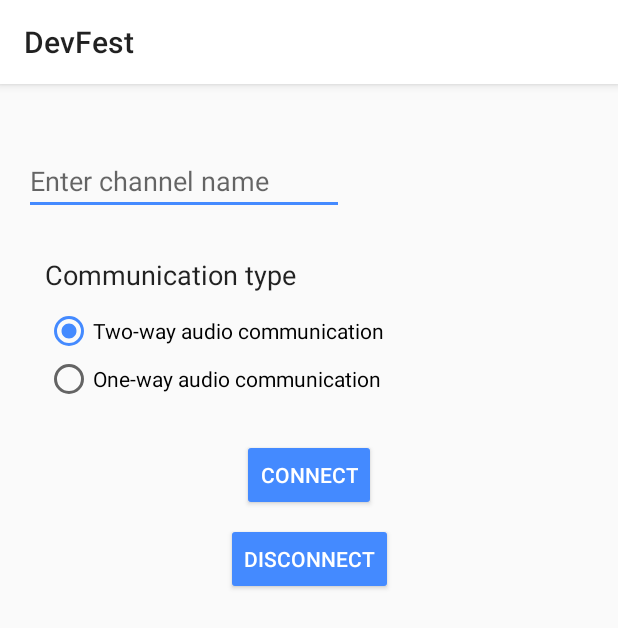
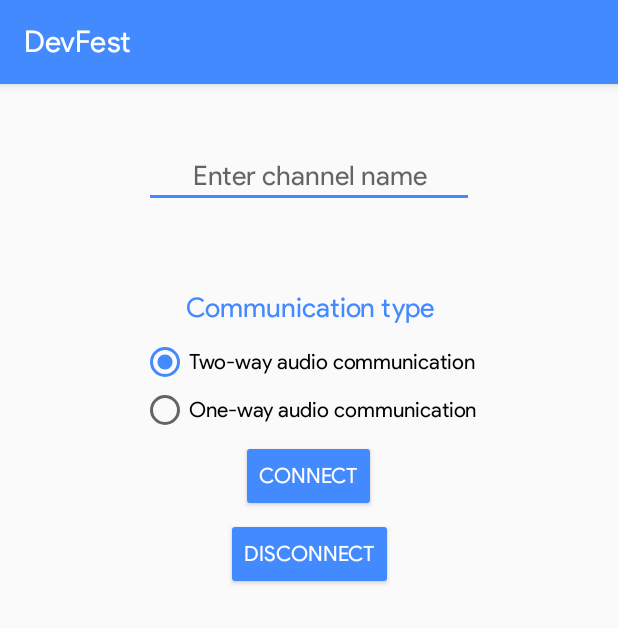
Before and after one commit to SphericalKat/DevFest, an Android app: the MainActivity screen opened directly, with no data from a screen before it, on a phone screen of 412 x 824 dp. Shown: the top 628 px of the screen. Run offline under Robolectric (Android 15) with nearby library versions, the phone set to English and light mode, and no system bars; libraries missing offline, so code that uses them is left out: io.agora.rtc; 1 statement that could not run was skipped.

Commit message:
Change some themes and switch to product sans font family
Signed-off-by: Amogh Lele <amolele@gmail.com>

```diff
--- a/app/build.gradle
+++ b/app/build.gradle
@@ -25,6 +25,7 @@ dependencies {
     implementation fileTree(dir: 'libs', include: ['*.jar'])
     implementation 'com.android.support:appcompat-v7:27.1.1'
     implementation 'com.android.support.constraint:constraint-layout:1.1.3'
+    implementation 'com.android.support:support-v4:27.1.1'
     testImplementation 'junit:junit:4.12'
     androidTestImplementation 'com.android.support.test:runner:1.0.2'
     androidTestImplementation 'com.android.support.test.espresso:espresso-core:3.0.2'
--- /dev/null
+++ b/app/src/main/java/org/firehound/devfest/AudioBroadcastFragment.java
@@ -0,0 +1,29 @@
+package org.firehound.devfest;
+
+
+import android.os.Bundle;
+import android.support.v4.app.Fragment;
+import android.view.LayoutInflater;
+import android.view.View;
+import android.view.ViewGroup;
+
+
+/**
+ * A simple {@link Fragment} subclass.
+ */
+public class AudioBroadcastFragment extends Fragment {
+
+
+    public AudioBroadcastFragment() {
+        // Required empty public constructor
+    }
+
+
+    @Override
+    public View onCreateView(LayoutInflater inflater, ViewGroup container,
+                             Bundle savedInstanceState) {
+        // Inflate the layout for this fragment
+        return inflater.inflate(R.layout.fragment_audio_broadcast, container, false);
+    }
+
+}
--- a/app/src/main/java/org/firehound/devfest/MainActivity.java
+++ b/app/src/main/java/org/firehound/devfest/MainActivity.java
@@ -4,6 +4,7 @@ import android.content.Intent;
 import android.os.Bundle;
 import android.preference.PreferenceManager;
 import android.support.v7.app.AppCompatActivity;
+import android.support.v7.widget.Toolbar;
 import android.util.Log;
 import android.view.View;
 import android.widget.EditText;
@@ -21,11 +22,32 @@ public class MainActivity extends AppCompatActivity {
     private static final String FIRST_START = "org.firehound.devfest.FIRST_START";
     public static final int REQ_CODE = 1;
 
-    private void toastWrapper(final String msg) {
+    IRtcEngineEventHandler rtcEventHandler = new IRtcEngineEventHandler() {
+        @Override
+        public void onJoinChannelSuccess(String channel, int uid, int elapsed) {
+            super.onJoinChannelSuccess(channel, uid, elapsed);
+            Log.d(LOG_TAG, "Joined channel " + channel);
+            toastWrapper("Joined channel " + channel, Toast.LENGTH_SHORT);
+        }
+
+        @Override
+        public void onLeaveChannel(RtcStats stats) {
+            super.onLeaveChannel(stats);
+            toastWrapper("Left channel successfully!", Toast.LENGTH_SHORT);
+        }
+
+        @Override
+        public void onUserJoined(int uid, int elapsed) {
+            super.onUserJoined(uid, elapsed);
+            toastWrapper("A user has joined the channel.", Toast.LENGTH_SHORT);
+        }
+    };
+
+    private void toastWrapper(final String msg, final int length) {
         this.runOnUiThread(new Runnable() {
             @Override
             public void run() {
-                Toast.makeText(getApplicationContext(), msg, Toast.LENGTH_SHORT).show();
+                Toast.makeText(getApplicationContext(), msg, length).show();
             }
         });
     }
@@ -35,6 +57,10 @@ public class MainActivity extends AppCompatActivity {
         super.onCreate(savedInstanceState);
         setTheme(R.style.AppTheme);
         setContentView(R.layout.activity_main);
+
+        //Toolbar
+        Toolbar toolbar = findViewById(R.id.main_activity_toolbar);
+        setSupportActionBar(toolbar);
 
         //First start welcome activity
         boolean firstStart = PreferenceManager.getDefaultSharedPreferences(this).getBoolean(FIRST_START, true);
@@ -57,7 +83,7 @@ public class MainActivity extends AppCompatActivity {
         }
     }
 
-    public void onButtonClicked(View view) {
+    public void onRadioButtonClicked(View view) {
         boolean checked = ((RadioButton) view).isChecked();
         switch (view.getId()) {
             case R.id.audio_broadcast:
@@ -88,27 +114,6 @@ public class MainActivity extends AppCompatActivity {
         rtcEngine.joinChannel(null, String.valueOf(text.getText()), "Fek aff",0);
     }
 
-    IRtcEngineEventHandler rtcEventHandler = new IRtcEngineEventHandler() {
-        @Override
-        public void onJoinChannelSuccess(String channel, int uid, int elapsed) {
-            super.onJoinChannelSuccess(channel, uid, elapsed);
-            Log.d(LOG_TAG, "Joined channel " + channel);
-            toastWrapper("Joined channel " + channel);
-        }
-
-        @Override
-        public void onLeaveChannel(RtcStats stats) {
-            super.onLeaveChannel(stats);
-            toastWrapper("Left channel successfully!");
-        }
-
-        @Override
-        public void onUserJoined(int uid, int elapsed) {
-            super.onUserJoined(uid, elapsed);
-            toastWrapper("A user has joined the channel.");
-        }
-    };
-
     public void onDisconnectClicked(View view) {
         rtcEngine.leaveChannel();
     }
@@ -127,7 +132,7 @@ public class MainActivity extends AppCompatActivity {
             if (resultCode == RESULT_OK) {
                 PreferenceManager.getDefaultSharedPreferences(this).edit().putBoolean(FIRST_START, false).apply();
             } else {
-                PreferenceManager.getDefaultSharedPreferences(this).edit().putBoolean(FIRST_START, true);
+                PreferenceManager.getDefaultSharedPreferences(this).edit().putBoolean(FIRST_START, true).apply();
                 finish();
             }
         }
--- /dev/null
+++ b/app/src/main/res/font/product_sans_family.xml
@@ -0,0 +1,10 @@
+<?xml version="1.0" encoding="utf-8"?>
+<font-family xmlns:android="http://schemas.android.com/apk/res/android">
+    <font
+        android:fontStyle="normal"
+        android:font="@font/product_sans_regular"/>
+    <font
+        android:fontStyle="italic"
+        android:font="@font/product_sans_italic"/>
+
+</font-family>
--- a/app/src/main/res/layout/activity_main.xml
+++ b/app/src/main/res/layout/activity_main.xml
@@ -1,41 +1,61 @@
 <?xml version="1.0" encoding="utf-8"?>
 <android.support.constraint.ConstraintLayout xmlns:android="http://schemas.android.com/apk/res/android"
     xmlns:app="http://schemas.android.com/apk/res-auto"
+    xmlns:tools="http://schemas.android.com/tools"
     android:layout_width="match_parent"
-    android:layout_height="match_parent">
+    android:layout_height="match_parent"
+    tools:layout_editor_absoluteY="25dp">
+
+    <android.support.v7.widget.Toolbar
+        android:id="@+id/main_activity_toolbar"
+        android:layout_width="match_parent"
+        android:layout_height="wrap_content"
+        android:background="?android:attr/colorPrimary"
+        android:elevation="4dp"
+        app:theme="@style/ThemeOverlay.AppCompat.Dark.ActionBar"
+        app:layout_constraintEnd_toEndOf="parent"
+        app:layout_constraintStart_toStartOf="parent"
+        app:layout_constraintTop_toTopOf="parent"
+        app:popupTheme="@style/ThemeOverlay.AppCompat.Light">
+
+    </android.support.v7.widget.Toolbar>
 
     <EditText
         android:id="@+id/channel_name"
         android:layout_width="wrap_content"
         android:layout_height="wrap_content"
-        android:layout_marginStart="16dp"
-        android:layout_marginTop="42dp"
+        android:layout_marginTop="40dp"
         android:ems="10"
-        android:hint="Enter channel name"
+        android:fontFamily="@font/product_sans_family"
+        android:gravity="center"
+        android:hint="@string/enter_channel_name"
         android:inputType="text"
+        app:layout_constraintEnd_toEndOf="parent"
         app:layout_constraintStart_toStartOf="parent"
-        app:layout_constraintTop_toTopOf="parent" />
+        app:layout_constraintTop_toBottomOf="@+id/main_activity_toolbar" />
 
     <Button
         android:id="@+id/join_channel"
         android:layout_width="wrap_content"
         android:layout_height="wrap_content"
-        android:layout_marginTop="24dp"
+        android:layout_marginStart="10dp"
+        android:layout_marginTop="4dp"
+        android:backgroundTint="@color/colorAccent"
+        android:fontFamily="@font/product_sans_family"
         android:onClick="onConnectButtonClicked"
-        android:text="Connect"
-        app:layout_constraintEnd_toEndOf="parent"
-        app:layout_constraintStart_toStartOf="parent"
-        app:layout_constraintTop_toBottomOf="@+id/radioGroup"
+        android:text="@string/connect"
         android:textColor="@color/white"
-        android:backgroundTint="@color/colorAccent" />
+        app:layout_constraintStart_toStartOf="@+id/button_disconnect"
+        app:layout_constraintTop_toBottomOf="@+id/radioGroup" />
 
     <RadioGroup
         android:id="@+id/radioGroup"
         android:layout_width="wrap_content"
         android:layout_height="wrap_content"
-        android:layout_marginTop="9dp"
-        app:layout_constraintStart_toStartOf="@+id/textView"
-        app:layout_constraintTop_toBottomOf="@+id/textView">
+        android:layout_marginTop="225dp"
+        app:layout_constraintEnd_toEndOf="parent"
+        app:layout_constraintStart_toStartOf="parent"
+        app:layout_constraintTop_toTopOf="parent">
 
         <RadioButton
             android:id="@+id/audio_broadcast"
@@ -44,8 +64,9 @@
             android:layout_weight="1"
             android:buttonTint="@color/colorAccent"
             android:checked="true"
-            android:onClick="onButtonClicked"
-            android:text="Two-way audio communication" />
+            android:fontFamily="@font/product_sans_family"
+            android:onClick="onRadioButtonClicked"
+            android:text="@string/two_way_audio_communication" />
 
         <RadioButton
             android:id="@+id/audio_audience"
@@ -53,35 +74,38 @@
             android:layout_height="wrap_content"
             android:layout_weight="1"
             android:checked="false"
-            android:onClick="onButtonClicked"
-            android:text="One-way audio communication" />
+            android:fontFamily="@font/product_sans_family"
+            android:onClick="onRadioButtonClicked"
+            android:text="@string/one_way_audio_communication" />
     </RadioGroup>
 
     <TextView
         android:id="@+id/textView"
         android:layout_width="wrap_content"
         android:layout_height="wrap_content"
+        android:layout_marginBottom="9dp"
         android:layout_marginStart="30dp"
-        android:layout_marginTop="27dp"
-        android:fontFamily="sans-serif"
-        android:text="Communication type"
+        android:fontFamily="@font/product_sans_family"
+        android:text="@string/communication_type"
         android:textAppearance="@android:style/TextAppearance.Material"
+        android:textColor="@color/colorAccent"
         android:textSize="18sp"
         android:typeface="normal"
-        app:layout_constraintStart_toStartOf="parent"
-        app:layout_constraintTop_toBottomOf="@+id/channel_name" />
+        app:layout_constraintBottom_toTopOf="@+id/radioGroup"
+        app:layout_constraintStart_toStartOf="@+id/radioGroup" />
 
     <Button
         android:id="@+id/button_disconnect"
         android:layout_width="wrap_content"
         android:layout_height="wrap_content"
-        android:layout_marginTop="8dp"
+        android:layout_marginTop="4dp"
+        android:backgroundTint="@color/colorAccent"
+        android:fontFamily="@font/product_sans_family"
         android:onClick="onDisconnectClicked"
-        android:text="Disconnect"
+        android:text="@string/disconnect"
+        android:textColor="@color/white"
         app:layout_constraintEnd_toEndOf="parent"
         app:layout_constraintStart_toStartOf="parent"
-        app:layout_constraintTop_toBottomOf="@+id/join_channel"
-        android:textColor="@color/white"
-        android:backgroundTint="@color/colorAccent" />
+        app:layout_constraintTop_toBottomOf="@+id/join_channel" />
 
 </android.support.constraint.ConstraintLayout>
--- /dev/null
+++ b/app/src/main/res/layout/activity_main_viewpager.xml
@@ -0,0 +1,5 @@
+<?xml version="1.0" encoding="utf-8"?>
+<android.support.v4.view.ViewPager xmlns:android="http://schemas.android.com/apk/res/android"
+    android:layout_width="match_parent" android:layout_height="match_parent">
+
+</android.support.v4.view.ViewPager>
--- /dev/null
+++ b/app/src/main/res/layout/fragment_audio_broadcast.xml
@@ -0,0 +1,14 @@
+<?xml version="1.0" encoding="utf-8"?>
+<FrameLayout xmlns:android="http://schemas.android.com/apk/res/android"
+    xmlns:tools="http://schemas.android.com/tools"
+    android:layout_width="match_parent"
+    android:layout_height="match_parent"
+    tools:context=".AudioBroadcastFragment">
+
+    <!-- TODO: Update blank fragment layout -->
+    <TextView
+        android:layout_width="match_parent"
+        android:layout_height="match_parent"
+        android:text="@string/hello_blank_fragment" />
+
+</FrameLayout>
--- a/app/src/main/res/values/strings.xml
+++ b/app/src/main/res/values/strings.xml
@@ -3,4 +3,13 @@
     <string name="agora_app_id">e2aadf0756a148e6870c4b2d053b591d</string>
     <string name="title_1">DevFest App</string>
     <string name="desc_1">App made for DevFest 2018 using the Agora SDK</string>
+    <string name="enter_channel_name">Enter channel name</string>
+    <string name="connect">Connect</string>
+    <string name="two_way_audio_communication">Two-way audio communication</string>
+    <string name="one_way_audio_communication">One-way audio communication</string>
+    <string name="communication_type">Communication type</string>
+    <string name="disconnect">Disconnect</string>
+
+    <!-- TODO: Remove or change this placeholder text -->
+    <string name="hello_blank_fragment">Hello blank fragment</string>
 </resources>
--- a/app/src/main/res/values/styles.xml
+++ b/app/src/main/res/values/styles.xml
@@ -1,11 +1,13 @@
 <resources>
 
     <!-- Base application theme. -->
-    <style name="AppTheme" parent="Theme.AppCompat.Light">
+    <style name="AppTheme" parent="Theme.AppCompat.Light.NoActionBar">
         <!-- Customize your theme here. -->
-        <item name="colorPrimary">@color/white</item>
-        <item name="colorPrimaryDark">@color/black</item>
+        <item name="colorPrimary">@color/colorAccent</item>
+        <item name="colorPrimaryDark">@color/colorAccent</item>
         <item name="colorAccent">@color/colorAccent</item>
+        <item name="android:navigationBarColor">@color/colorAccent</item>
+        <item name="android:fontFamily">@font/product_sans_family</item>
     </style>
 
     <!-- Launcher theme for splash screen -->
```
Also changed, not shown: app/src/main/res/drawable/ic_launcher_web.png (added), app/src/main/res/font/product_sans_bold.ttf (added), app/src/main/res/font/product_sans_bold_italic.ttf (added), app/src/main/res/font/product_sans_italic.ttf (added), app/src/main/res/font/product_sans_regular.ttf (added).
